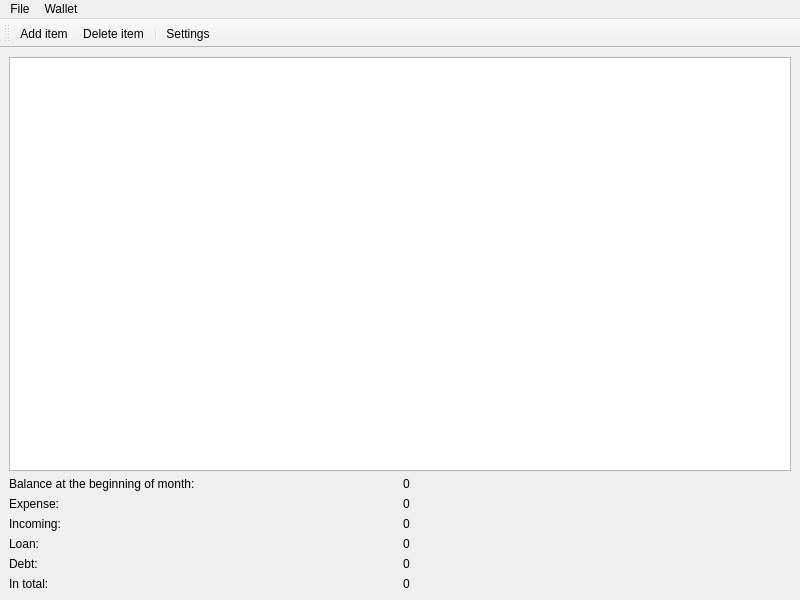
The window that pyMyWallet/modules/ui/mywallet.ui (dimv36/MyWallet) describes before a commit, drawn with Qt 5.
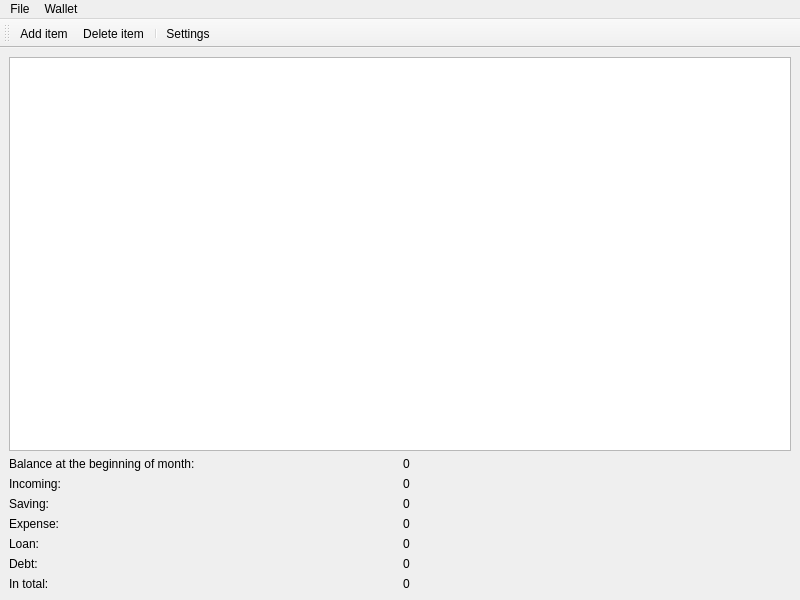
The same window after the commit. Icons and pictures are not drawn.

The edit to the form file:
```diff
--- a/pyMyWallet/modules/ui/mywallet.ui
+++ b/pyMyWallet/modules/ui/mywallet.ui
@@ -36,45 +36,31 @@
       </property>
      </widget>
     </item>
-    <item row="2" column="1">
+    <item row="4" column="1">
      <widget class="QLabel" name="_label_expense_value">
       <property name="text">
        <string>0</string>
       </property>
      </widget>
     </item>
-    <item row="6" column="1">
+    <item row="8" column="1">
      <widget class="QLabel" name="_label_total_value">
       <property name="text">
        <string>0</string>
       </property>
      </widget>
     </item>
-    <item row="3" column="0">
-     <widget class="QLabel" name="_label_incoming">
-      <property name="text">
-       <string>Incoming:</string>
-      </property>
-     </widget>
-    </item>
-    <item row="6" column="0">
-     <widget class="QLabel" name="_label_total">
-      <property name="text">
-       <string>In total:</string>
-      </property>
-     </widget>
-    </item>
-    <item row="2" column="0">
+    <item row="4" column="0">
      <widget class="QLabel" name="_label_expense">
       <property name="text">
        <string>Expense:</string>
       </property>
      </widget>
     </item>
-    <item row="3" column="1">
-     <widget class="QLabel" name="_label_incoming_value">
+    <item row="8" column="0">
+     <widget class="QLabel" name="_label_total">
       <property name="text">
-       <string>0</string>
+       <string>In total:</string>
       </property>
      </widget>
     </item>
@@ -85,34 +71,62 @@
       </property>
      </widget>
     </item>
-    <item row="4" column="0">
+    <item row="6" column="0">
      <widget class="QLabel" name="_label_loan">
       <property name="text">
        <string>Loan:</string>
       </property>
      </widget>
     </item>
-    <item row="5" column="0">
+    <item row="7" column="0">
      <widget class="QLabel" name="_label_debt">
       <property name="text">
        <string>Debt:</string>
       </property>
      </widget>
     </item>
-    <item row="4" column="1">
+    <item row="6" column="1">
      <widget class="QLabel" name="_label_loan_value">
       <property name="text">
        <string>0</string>
       </property>
      </widget>
     </item>
-    <item row="5" column="1">
+    <item row="7" column="1">
      <widget class="QLabel" name="_label_debt_value">
       <property name="text">
        <string>0</string>
       </property>
      </widget>
     </item>
+    <item row="2" column="0">
+     <widget class="QLabel" name="_label_incoming">
+      <property name="text">
+       <string>Incoming:</string>
+      </property>
+     </widget>
+    </item>
+    <item row="2" column="1">
+     <widget class="QLabel" name="_label_incoming_value">
+      <property name="text">
+       <string>0</string>
+      </property>
+     </widget>
+    </item>
+    <item row="3" column="0">
+     <widget class="QLabel" name="_label_saving">
+      <property name="text">
+       <string>Saving:</string>
+      </property>
+     </widget>
+    </item>
+    <item row="3" column="1">
+     <widget class="QLabel" name="_label_saving_value">
+      <property name="text">
+       <string>0</string>
+      </property>
+     </widget>
+    </item>
    </layout>
   </widget>
   <widget class="QMenuBar" name="_main_menu">
@@ -121,7 +135,7 @@
      <x>0</x>
      <y>0</y>
      <width>800</width>
-     <height>21</height>
+     <height>20</height>
     </rect>
    </property>
    <widget class="QMenu" name="_menu_file">
```
